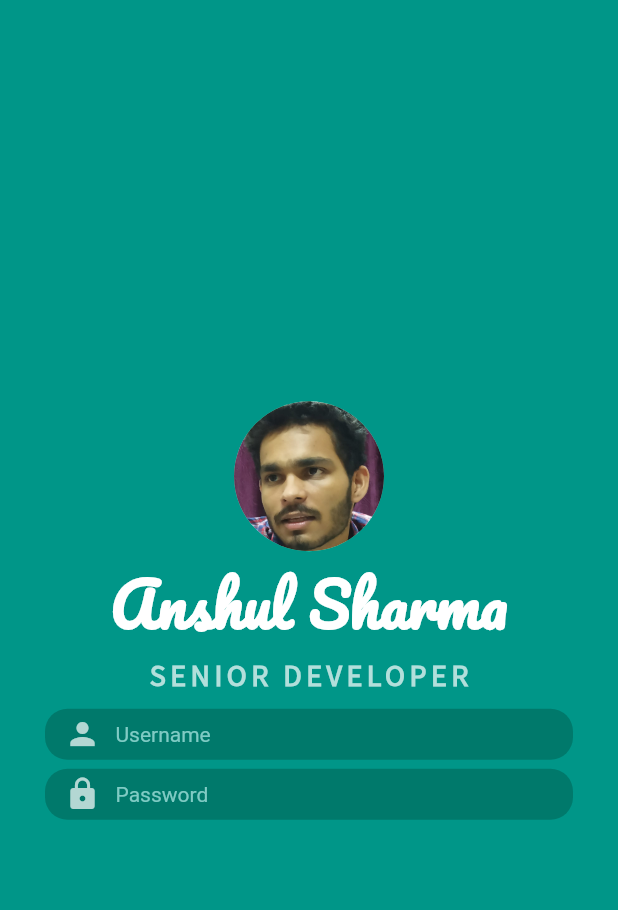
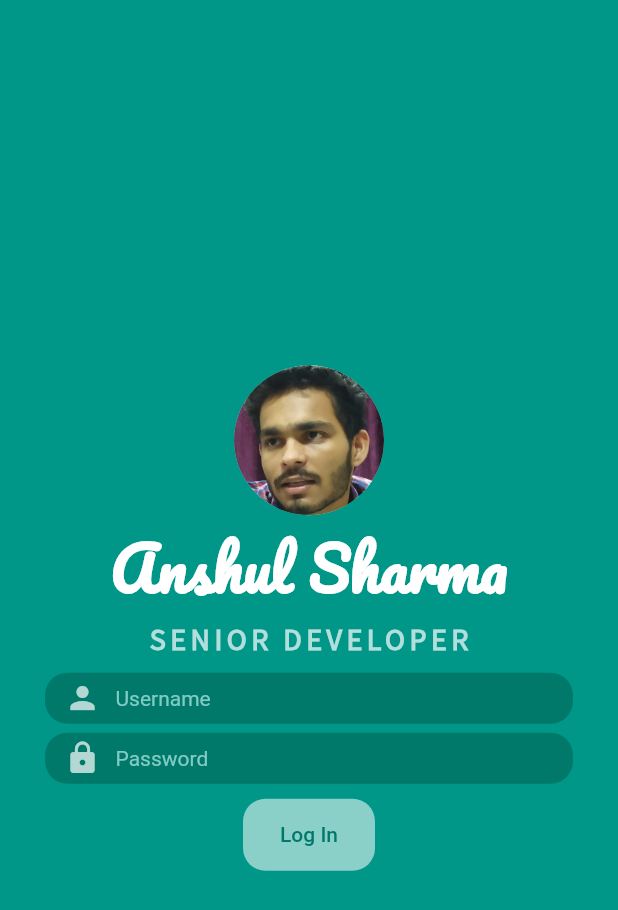
Before and after one commit to k4droid3/legends, a Flutter app: the screen it shows after launch, on a phone screen of 412 x 824 dp. Shown: the top 910 px of the screen. Run offline on Flutter 3.47's test engine with Material 2 defaults, Android fonts, the phone set to English and light mode, and no system bars; our stand-ins replace file_picker.

Commit message:
add login button in login page

```diff
--- a/lib/login_page.dart
+++ b/lib/login_page.dart
@@ -96,6 +96,23 @@ class LoginScreen extends StatelessWidget {
                     ],
                   ),
                 ),
+                Container(
+                  decoration: BoxDecoration(
+                    borderRadius: BorderRadius.circular(15.0),
+                    color: Colors.white54,
+                  ),
+                  child: FlatButton(
+                    onPressed: () {
+                      print('someone Logged in!');
+                    },
+                    child: Text(
+                      "Log In",
+                      style: TextStyle(
+                        color: Colors.teal[700],
+                      ),
+                    ),
+                  ),
+                )
               ],
             ),
           ),
```
